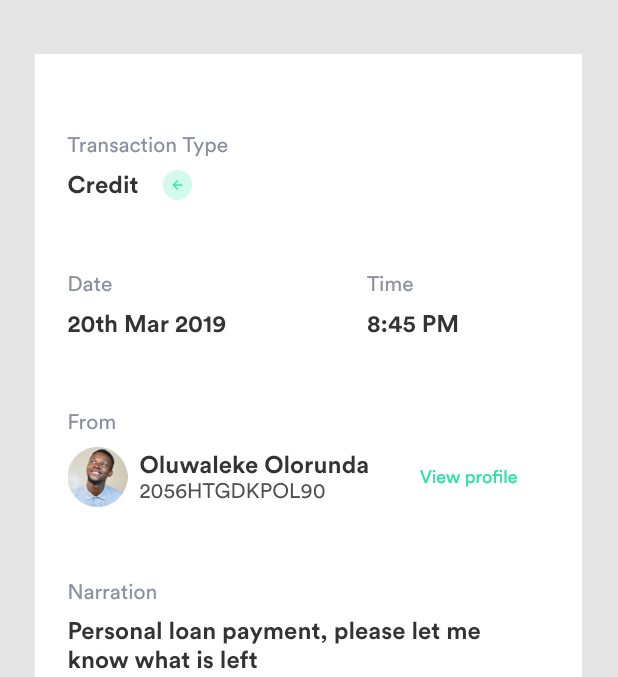
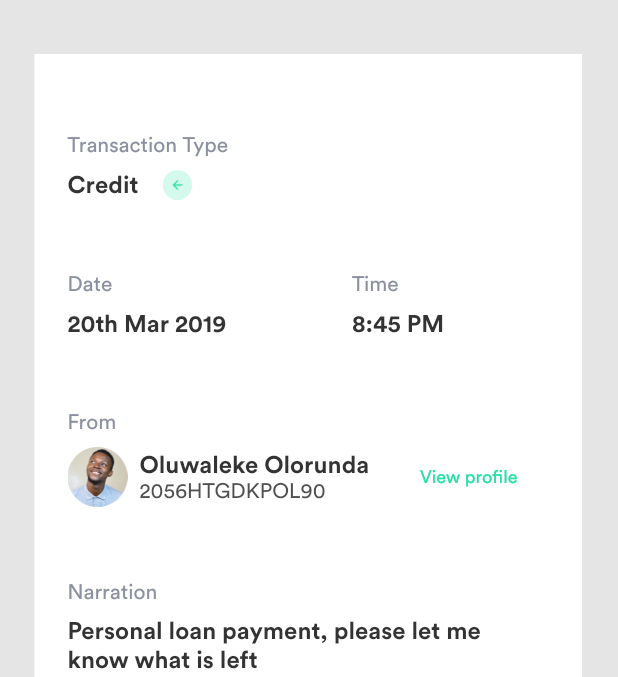
Before and after one commit to Dejbaba/rank_test, a Flutter app: the screen it shows after launch, after a tap on "Oluwaleke Olorunda", on a phone screen of 412 x 824 dp, the part 60-737 px from its top. Run offline on Flutter 3.47's test engine with Material 2 defaults, Android fonts, the phone set to English and light mode, and no system bars; our stand-ins replace flutter_screenutil, get_it.

Commit message:
UI mods and cleanups

```diff
--- a/lib/ui/views/pages/activity_details.dart
+++ b/lib/ui/views/pages/activity_details.dart
@@ -98,7 +98,7 @@ class ActivityDetails extends StatelessWidget {
                           child: Align(
                             alignment: Alignment.centerRight,
                             child: Padding(
-                              padding:  EdgeInsets.only(right: 61.w),
+                              padding:  EdgeInsets.only(right: 71.w),
                               child: Detail(
                                   description: "Time",
                                   widget: Text(
```
